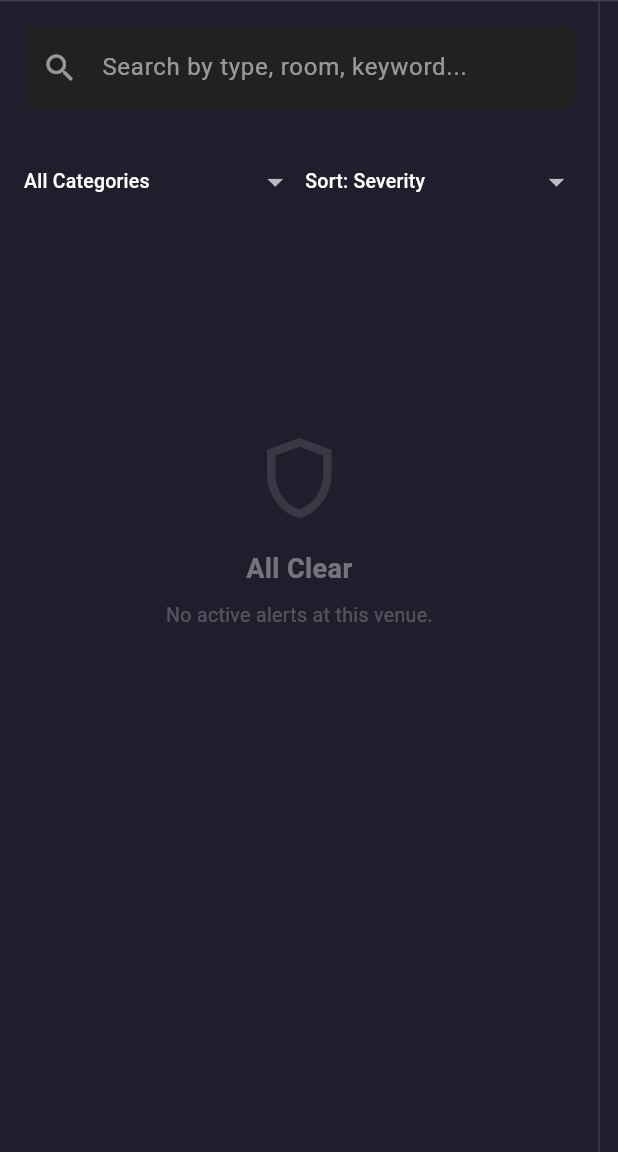
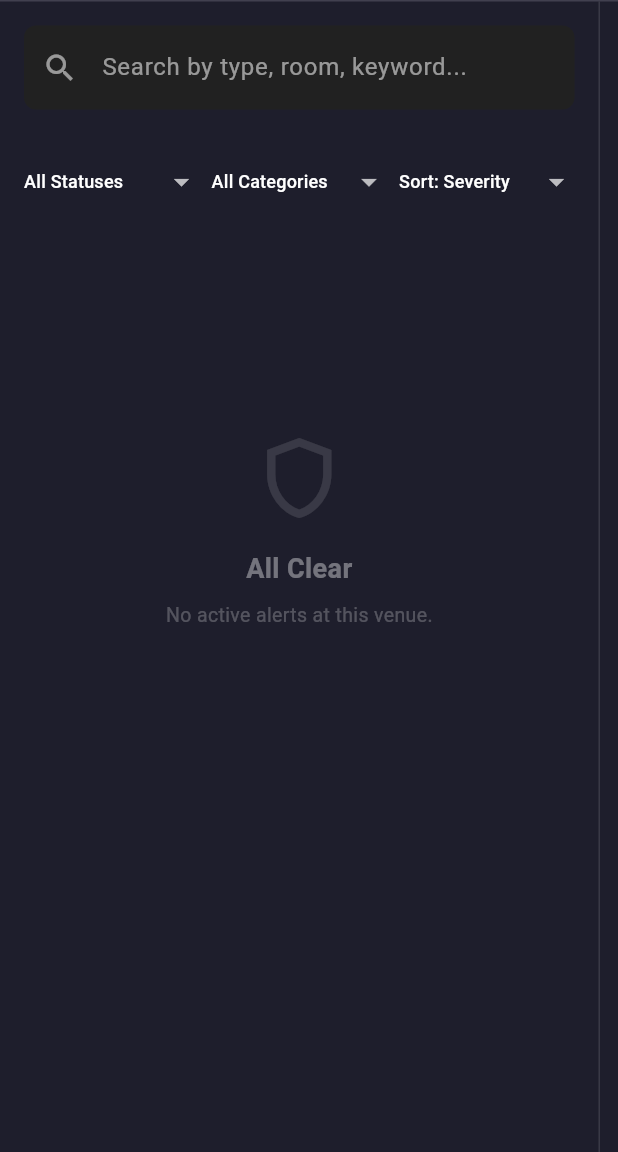
Before and after one commit to Naren-Kandasamy/SwiftServe, a Flutter app: the screen it shows once a user with an empty profile is signed in, on a phone screen of 412 x 824 dp, the part 84-1236 px from its top. Run offline on Flutter 3.47's test engine with Material 3 defaults, Android fonts, the phone set to English and light mode, and no system bars; our stand-ins replace connectivity_plus, firebase_auth, firebase_core, firebase_database, firebase_storage, fl_chart and 8 more; missing offline and left inert: dart:html, dart:js, flutter_ble_peripheral, flutter_inappwebview; accounts and stored records are empty.

Commit message:
Added team dropdown, decline resolve and filter for stage of emergency

```diff
--- a/dashboard/lib/screens/dashboard_screen.dart
+++ b/dashboard/lib/screens/dashboard_screen.dart
@@ -31,6 +31,7 @@ class _DashboardScreenState extends State<DashboardScreen> {
   String _searchQuery = '';
   String _sortBy = 'severity';
   EmergencyType? _filterType;
+  String _filterStatus = 'All Statuses';
   List<Incident> _incidents = [];
   List<Alert> _rawAlerts = [];
 
@@ -67,9 +68,11 @@ class _DashboardScreenState extends State<DashboardScreen> {
 
   final Map<String, Map<String, dynamic>> _demoTeams = {
     'Admin': {'role': UserRole.admin, 'teamId': 'hq'},
-    'Sec 1': {'role': UserRole.security, 'teamId': 'sec_01'},
-    'Sec 2': {'role': UserRole.security, 'teamId': 'sec_02'},
-    'Med Alpha': {'role': UserRole.medical, 'teamId': 'med_alpha'},
+    'Security Team 1': {'role': UserRole.security, 'teamId': 'sec_01'},
+    'Security Team 2': {'role': UserRole.security, 'teamId': 'sec_02'},
+    'Medical Alpha': {'role': UserRole.medical, 'teamId': 'med_alpha'},
+    'Medical Beta': {'role': UserRole.medical, 'teamId': 'med_beta'},
+    'Maintenance': {'role': UserRole.management, 'teamId': 'maint_01'},
   };
 
   void _fetchStaffProfile() async {
@@ -287,6 +290,16 @@ class _DashboardScreenState extends State<DashboardScreen> {
       await FirebaseDatabase.instance
           .ref('venues/$_venueId/incidents/$incidentId')
           .update(_incidents[index].toMap());
+
+      // Also update the underlying alerts to 'resolved' if Admin resolved it
+      if (_currentRole == UserRole.admin) {
+        for (String alertId in _incidents[index].alertIds) {
+          await FirebaseDatabase.instance
+              .ref('venues/$_venueId/alerts/$alertId')
+              .update({'status': AlertStatus.resolved.name});
+        }
+      }
+
       if (mounted) {
         ScaffoldMessenger.of(context).showSnackBar(
           const SnackBar(content: Text('Incident resolved.')),
@@ -316,7 +329,18 @@ class _DashboardScreenState extends State<DashboardScreen> {
       final text = _searchQuery.toLowerCase();
       final textMatch = i.type.name.toLowerCase().contains(text) || i.affectedZone.toLowerCase().contains(text);
       final typeMatch = _filterType == null || i.type == _filterType;
-      return textMatch && typeMatch;
+
+      // 3. Status Filter
+      bool statusMatch = true;
+      if (_filterStatus == 'Active') {
+        statusMatch = (i.status == IncidentStatus.active || i.status == IncidentStatus.escalated);
+      } else if (_filterStatus == 'Pending Review') {
+        statusMatch = (i.status == IncidentStatus.reviewPending);
+      } else if (_filterStatus == 'Resolved') {
+        statusMatch = (i.status == IncidentStatus.resolved);
+      }
+
+      return textMatch && typeMatch && statusMatch;
     }).toList();
 
     var filteredAlerts = _rawAlerts.where((a) {
@@ -333,7 +357,14 @@ class _DashboardScreenState extends State<DashboardScreen> {
           a.roomNumber.toLowerCase().contains(text) ||
           a.description.toLowerCase().contains(text);
       final typeMatch = _filterType == null || a.type == _filterType;
-      return textMatch && typeMatch;
+
+      // 3. Status Filter
+      bool statusMatch = true;
+      if (_filterStatus == 'Resolved' || _filterStatus == 'Pending Review') {
+        statusMatch = false; // Raw alerts are always active
+      }
+
+      return textMatch && typeMatch && statusMatch;
     }).toList();
 
     var activeIncidents = filteredIncidents.where((i) => i.status != IncidentStatus.resolved && i.status != IncidentStatus.reviewPending).toList();
@@ -390,28 +421,40 @@ class _DashboardScreenState extends State<DashboardScreen> {
             const SizedBox(width: 8),
             // Show switcher if the actual logged in user is Admin/Management
             if (_originalRole == UserRole.admin || _originalRole == UserRole.management)
-              ToggleButtons(
-                isSelected: _demoTeams.values.map((t) => _currentTeamId == t['teamId'] || (_currentRole == UserRole.admin && t['teamId'] == 'hq')).toList(),
-                onPressed: (int index) {
-                  final teamKey = _demoTeams.keys.elementAt(index);
-                  final teamData = _demoTeams[teamKey]!;
+              Container(
+                height: 36,
+                padding: const EdgeInsets.symmetric(horizontal: 12.0),
+                decoration: BoxDecoration(
+                  color: Colors.blueAccent.withValues(alpha: 0.2),
+                  borderRadius: BorderRadius.circular(8),
+                  border: Border.all(color: Colors.blueAccent),
+                ),
+                child: DropdownButtonHideUnderline(
+                  child: DropdownButton<String>(
+                    dropdownColor: Colors.grey[900],
+                    icon: const Icon(Icons.arrow_drop_down, color: Colors.white),
+                    value: _demoTeams.entries.firstWhere(
+                      (entry) => _currentTeamId == entry.value['teamId'] || (_currentRole == UserRole.admin && entry.value['teamId'] == 'hq'),
+                      orElse: () => _demoTeams.entries.first,
+                    ).key,
+                    items: _demoTeams.keys.map((name) {
+                      return DropdownMenuItem<String>(
+                        value: name,
+                        child: Text(name, style: const TextStyle(color: Colors.white, fontSize: 13, fontWeight: FontWeight.bold)),
+                      );
+                    }).toList(),
+                    onChanged: (String? newTeamKey) {
+                      if (newTeamKey != null) {
+                        final teamData = _demoTeams[newTeamKey]!;
                         setState(() {
                           _currentRole = teamData['role'] as UserRole;
                           _currentTeamId = teamData['teamId'] as String;
                           if (_currentTeamId == 'hq') _currentTeamId = null; // Admin sees all
                         });
+                      }
                     },
-                color: Colors.white54,
-                selectedColor: Colors.white,
-                fillColor: Colors.blueAccent.withValues(alpha: 0.2),
-                borderColor: Colors.white12,
-                selectedBorderColor: Colors.blueAccent,
-                borderRadius: BorderRadius.circular(8),
-                constraints: const BoxConstraints(minHeight: 36, minWidth: 65),
-                children: _demoTeams.keys.map((name) => Padding(
-                  padding: const EdgeInsets.symmetric(horizontal: 8.0),
-                  child: Text(name, style: const TextStyle(fontSize: 11)),
-                )).toList(),
+                  ),
+                ),
               ),
             const SizedBox(width: 16),
             PopupMenuButton<String>(
@@ -508,14 +551,31 @@ class _DashboardScreenState extends State<DashboardScreen> {
                     children: [
                       Expanded(
                         child: DropdownButtonHideUnderline(
+                          child: DropdownButton<String>(
+                            dropdownColor: Colors.grey[900],
+                            value: _filterStatus,
+                            isExpanded: true,
+                            items: const [
+                              DropdownMenuItem(value: 'All Statuses', child: Text('All Statuses', style: TextStyle(color: Colors.white, fontSize: 12))),
+                              DropdownMenuItem(value: 'Active', child: Text('Active Only', style: TextStyle(color: Colors.white, fontSize: 12))),
+                              DropdownMenuItem(value: 'Pending Review', child: Text('Pending Review', style: TextStyle(color: Colors.white, fontSize: 12))),
+                              DropdownMenuItem(value: 'Resolved', child: Text('Resolved', style: TextStyle(color: Colors.white, fontSize: 12))),
+                            ],
+                            onChanged: (val) => setState(() => _filterStatus = val!),
+                          ),
+                        ),
+                      ),
+                      const SizedBox(width: 8),
+                      Expanded(
+                        child: DropdownButtonHideUnderline(
                           child: DropdownButton<EmergencyType?>(
                             dropdownColor: Colors.grey[900],
                             value: _filterType,
-                            hint: const Text('All Categories', style: TextStyle(color: Colors.white70, fontSize: 13)),
+                            hint: const Text('All Categories', style: TextStyle(color: Colors.white70, fontSize: 12)),
                             isExpanded: true,
                             items: [
-                              const DropdownMenuItem(value: null, child: Text('All Categories', style: TextStyle(color: Colors.white, fontSize: 13))),
-                              ...EmergencyType.values.map((t) => DropdownMenuItem(value: t, child: Text(t.name.toUpperCase(), style: const TextStyle(color: Colors.white, fontSize: 13))))
+                              const DropdownMenuItem(value: null, child: Text('All Categories', style: TextStyle(color: Colors.white, fontSize: 12))),
+                              ...EmergencyType.values.map((t) => DropdownMenuItem(value: t, child: Text(t.name.toUpperCase(), style: const TextStyle(color: Colors.white, fontSize: 12))))
                             ],
                             onChanged: (val) => setState(() => _filterType = val),
                           ),
@@ -529,8 +589,8 @@ class _DashboardScreenState extends State<DashboardScreen> {
                             value: _sortBy,
                             isExpanded: true,
                             items: const [
-                              DropdownMenuItem(value: 'severity', child: Text('Sort: Severity', style: TextStyle(color: Colors.white, fontSize: 13))),
-                              DropdownMenuItem(value: 'recent', child: Text('Sort: Recent', style: TextStyle(color: Colors.white, fontSize: 13))),
+                              DropdownMenuItem(value: 'severity', child: Text('Sort: Severity', style: TextStyle(color: Colors.white, fontSize: 12))),
+                              DropdownMenuItem(value: 'recent', child: Text('Sort: Recent', style: TextStyle(color: Colors.white, fontSize: 12))),
                             ],
                             onChanged: (val) => setState(() => _sortBy = val!),
                           ),
```
Also changed, not shown: dashboard/lib/screens/responder_view_screen.dart (+12 -1 lines), dashboard/lib/widgets/incident_card.dart (+20 -0 lines). Lines whose indentation alone changed are shown as unchanged.
